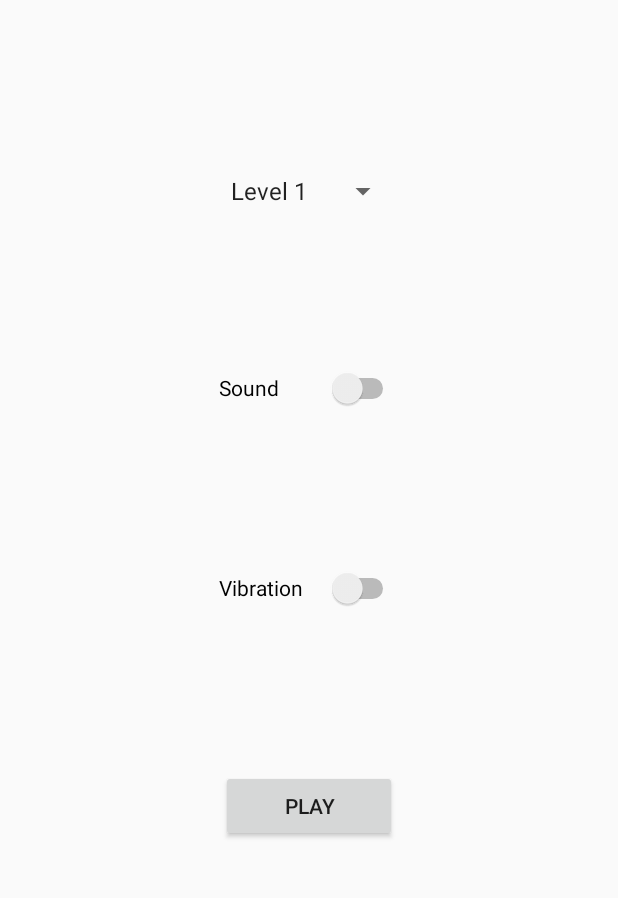
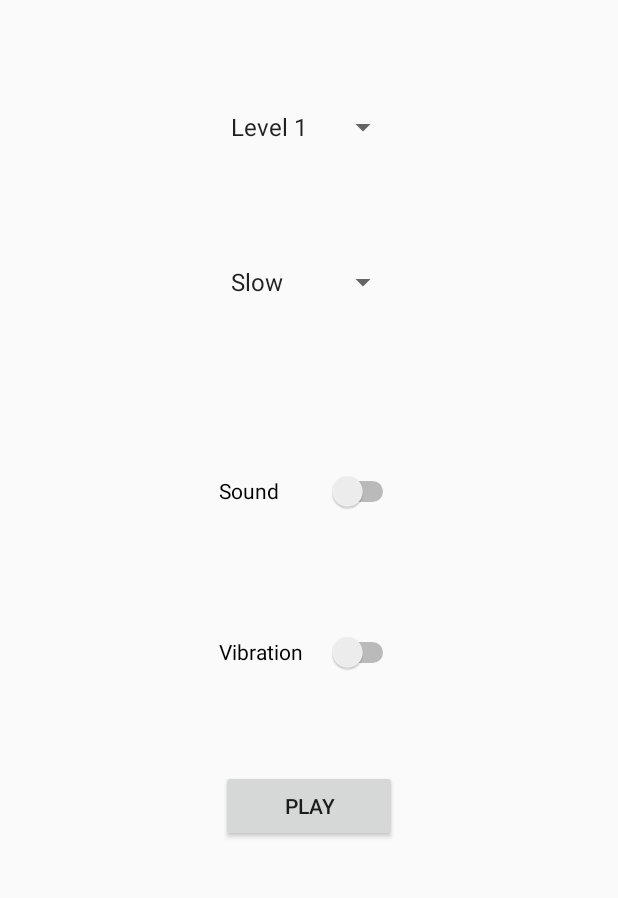
Before and after one commit to faltos/Had, an Android app: the screen it shows after launch (SettingsActivity), on a phone screen of 412 x 824 dp, the part 223-1121 px from its top. Run offline under Robolectric (Android 15) with nearby library versions, the phone set to English and light mode, and no system bars.

Commit message:
Update game settings - parametrisation of the game

```diff
--- a/app/src/main/java/com/example/kru13/sokoview/SettingsActivity.java
+++ b/app/src/main/java/com/example/kru13/sokoview/SettingsActivity.java
@@ -12,23 +12,61 @@ import android.widget.Spinner;
 
 public class SettingsActivity extends AppCompatActivity {
 
+    int speed = 0;
+    int level = 1;
+    boolean soundOn = true;
+    boolean vibrationOn = true;
+
     @Override
     protected void onCreate(Bundle savedInstanceState) {
         super.onCreate(savedInstanceState);
         setContentView(R.layout.activity_settings);
 
-        Spinner spinner = (Spinner) findViewById(R.id.levels_spinner);
-        ArrayAdapter<CharSequence> adapter = ArrayAdapter.createFromResource(this,
+        Spinner spinnerLevel = (Spinner) findViewById(R.id.levels_spinner);
+
+        ArrayAdapter<CharSequence> adapterSpinnerLevel = ArrayAdapter.createFromResource(this,
                 R.array.levels_array, android.R.layout.simple_spinner_item);
-        adapter.setDropDownViewResource(android.R.layout.simple_spinner_dropdown_item);
+        adapterSpinnerLevel.setDropDownViewResource(android.R.layout.simple_spinner_dropdown_item);
 
-        spinner.setAdapter(adapter);
+        Spinner spinnerSpeed = (Spinner) findViewById(R.id.speeds_spinner);
 
-        spinner.setOnItemSelectedListener(new AdapterView.OnItemSelectedListener() {
+        ArrayAdapter<CharSequence> adapterSpinnerSpeed = ArrayAdapter.createFromResource(this,
+                R.array.speeds_array, android.R.layout.simple_spinner_item);
+        adapterSpinnerLevel.setDropDownViewResource(android.R.layout.simple_spinner_dropdown_item);
+
+        spinnerLevel.setAdapter(adapterSpinnerLevel);
+        spinnerSpeed.setAdapter(adapterSpinnerSpeed);
+
+        spinnerLevel.setOnItemSelectedListener(new AdapterView.OnItemSelectedListener() {
             @Override
             public void onItemSelected(AdapterView<?> adapterView, View view, int i, long l) {
 
                 adapterView.getItemAtPosition(i);
+                level = i + 1;
+            }
+
+            @Override
+            public void onNothingSelected(AdapterView<?> adapterView) {
+
+            }
+        });
+
+        spinnerSpeed.setOnItemSelectedListener(new AdapterView.OnItemSelectedListener() {
+            @Override
+            public void onItemSelected(AdapterView<?> adapterView, View view, int i, long l) {
+
+                adapterView.getItemAtPosition(i);
+                switch (i) {
+                    case 0:
+                        speed = 500;
+                        break;
+                    case 1:
+                        speed = 300;
+                        break;
+                    case 2:
+                        speed = 100;
+                        break;
+                }
             }
 
             @Override
@@ -40,17 +78,16 @@ public class SettingsActivity extends AppCompatActivity {
         final Button button = (Button) findViewById(R.id.buttonPlay);
         button.setOnClickListener(new View.OnClickListener() {
             public void onClick(View v) {
-                buttonClickPlay(v);
+                Bundle dataBundle = new Bundle();
+                dataBundle.putInt("speed", speed);
+                dataBundle.putInt("level", level);
+                dataBundle.putBoolean("sound", soundOn);
+                dataBundle.putBoolean("vibration", vibrationOn);
+                Intent gameActivity = new Intent(getApplicationContext(), MainActivity.class);
+                gameActivity.putExtras(dataBundle);
+                startActivity(gameActivity);
             }
         });
 
     }
-
-    public void buttonClickPlay(View v){
-        //Bundle dataBundle = new Bundle();
-        //dataBundle.putInt("id", recipeEntry.id);
-        Intent gameActivity = new Intent(getApplicationContext(), MainActivity.class);
-        //detailActivity.putExtras(dataBundle);
-        startActivity(gameActivity);
-    }
 }
--- a/app/src/main/java/com/example/kru13/sokoview/SnakeView.java
+++ b/app/src/main/java/com/example/kru13/sokoview/SnakeView.java
@@ -52,6 +52,7 @@ public class SnakeView extends View {
     public char typeOfMove = 'R'; // Up, Down, Left, Right
     public int speed = 200;
     public int score = 0;
+    public int levelOfTheGame = 1;
 
 
     public ArrayList<Integer> snakeBody = new ArrayList<>();
--- a/app/src/main/res/layout/activity_settings.xml
+++ b/app/src/main/res/layout/activity_settings.xml
@@ -35,7 +35,21 @@
         app:layout_constraintEnd_toEndOf="parent"
         app:layout_constraintStart_toStartOf="parent"
         app:layout_constraintTop_toTopOf="parent"
-        app:layout_constraintVertical_bias="0.263" />
+        app:layout_constraintVertical_bias="0.201" />
+
+    <Spinner
+        android:id="@+id/speeds_spinner"
+        android:layout_width="120dp"
+        android:layout_height="60dp"
+        android:layout_marginBottom="8dp"
+        android:layout_marginEnd="8dp"
+        android:layout_marginStart="8dp"
+        android:layout_marginTop="8dp"
+        app:layout_constraintBottom_toBottomOf="parent"
+        app:layout_constraintEnd_toEndOf="parent"
+        app:layout_constraintStart_toStartOf="parent"
+        app:layout_constraintTop_toTopOf="parent"
+        app:layout_constraintVertical_bias="0.351" />
 
     <Switch
         android:id="@+id/switchSound"
@@ -50,7 +64,7 @@
         app:layout_constraintEnd_toEndOf="parent"
         app:layout_constraintStart_toStartOf="parent"
         app:layout_constraintTop_toTopOf="parent"
-        app:layout_constraintVertical_bias="0.448" />
+        app:layout_constraintVertical_bias="0.547" />
 
     <Switch
         android:id="@+id/switchVibration"
@@ -65,7 +79,7 @@
         app:layout_constraintEnd_toEndOf="parent"
         app:layout_constraintStart_toStartOf="parent"
         app:layout_constraintTop_toTopOf="parent"
-        app:layout_constraintVertical_bias="0.649" />
+        app:layout_constraintVertical_bias="0.71" />
 
     <Button
         android:id="@+id/buttonPlay"
--- a/app/src/main/res/values/strings.xml
+++ b/app/src/main/res/values/strings.xml
@@ -8,4 +8,9 @@
         <item>Level 4</item>
         <item>Level 5</item>
     </string-array>
+    <string-array name="speeds_array">
+        <item>Slow</item>
+        <item>Fast</item>
+        <item>Ultra fast</item>
+    </string-array>
 </resources>
```
Also changed, not shown: app/src/main/java/com/example/kru13/sokoview/MainActivity.java (+36 -16 lines).
